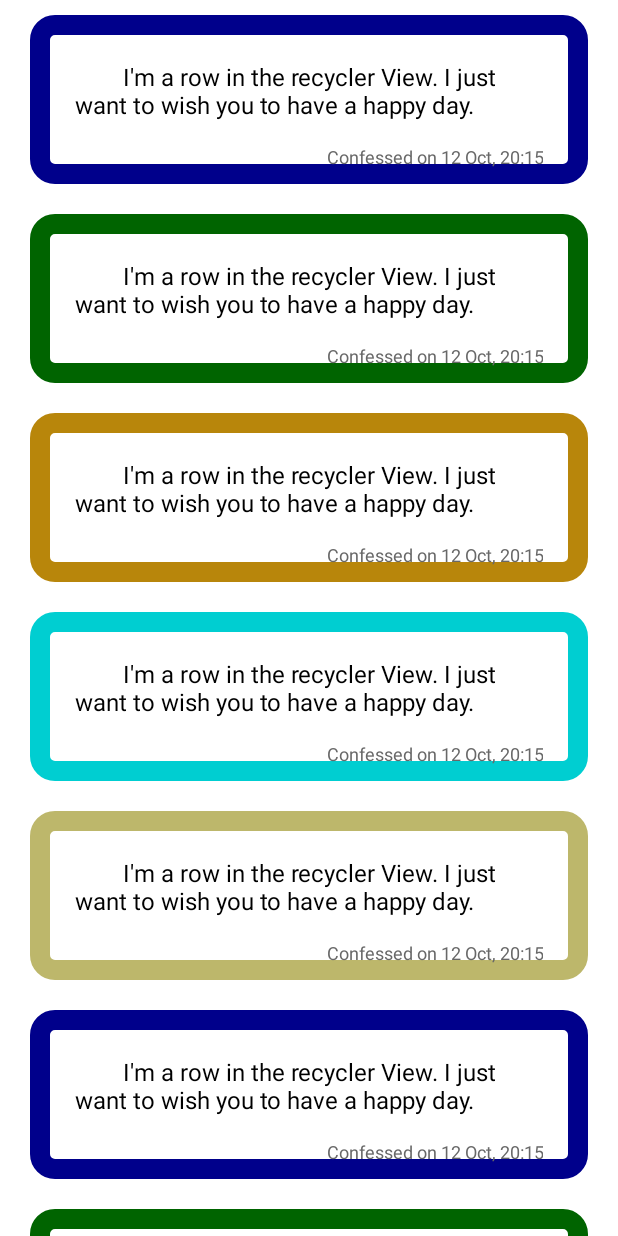
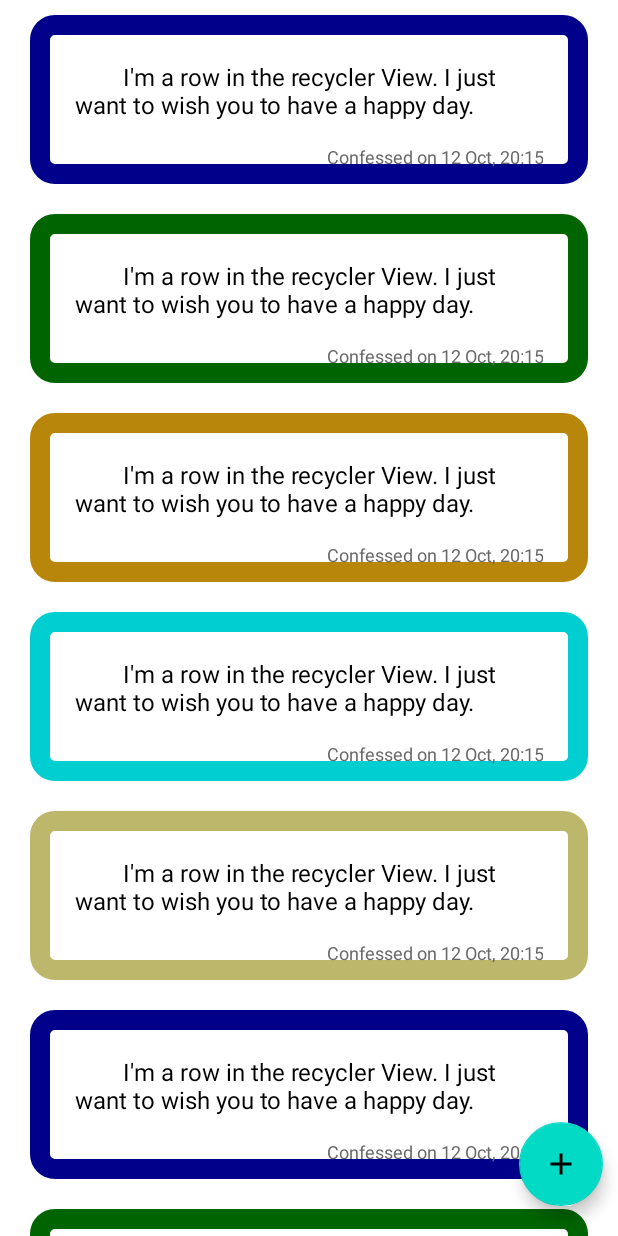
Before and after one commit to epraneeth98/Confessions-Journal, an Android app: the screen it shows after launch (ShowAllConfessionsActivity), on a phone screen of 412 x 824 dp. Run offline under Robolectric (Android 15) with nearby library versions, the phone set to English and light mode, and no system bars.

Commit message:
New confession

```diff
--- a/app/build.gradle
+++ b/app/build.gradle
@@ -100,4 +100,8 @@ dependencies {
     kapt "com.google.dagger:hilt-android-compiler:2.31.2-alpha"
 
     implementation "androidx.activity:activity-ktx:1.2.0"
+
+    //floating action button "+"
+    implementation "com.google.android.material:material:1.3.0-alpha02"
+
 }
--- a/app/src/main/AndroidManifest.xml
+++ b/app/src/main/AndroidManifest.xml
@@ -9,6 +9,7 @@
         android:roundIcon="@mipmap/ic_launcher_round"
         android:supportsRtl="true"
         android:theme="@style/Theme.ConfessionsJournal">
+        <activity android:name=".activities.AddNewConfessionActivity"></activity>
         <activity android:name=".activities.ShowAllConfessionsActivity" />
         <activity android:name=".activities.MainActivity">
             <intent-filter>
--- a/app/src/main/java/com/example/confessionsjournal/activities/ShowAllConfessionsActivity.kt
+++ b/app/src/main/java/com/example/confessionsjournal/activities/ShowAllConfessionsActivity.kt
@@ -1,16 +1,22 @@
 package com.example.confessionsjournal.activities
 
+import android.content.Intent
 import androidx.appcompat.app.AppCompatActivity
 import android.os.Bundle
+import android.view.View
+import android.widget.Toast
 import androidx.recyclerview.widget.LinearLayoutManager
 import androidx.recyclerview.widget.RecyclerView
 import com.example.confessionsjournal.R
 import com.example.confessionsjournal.activities.adapters.ConfessionsListAdapter
+import com.google.android.material.floatingactionbutton.FloatingActionButton
 
-class ShowAllConfessionsActivity : AppCompatActivity() {
+class ShowAllConfessionsActivity : AppCompatActivity(), View.OnClickListener {
 
     private val confessionsList = ArrayList<String>()
+    private val ACTION_NEW_CONFESSION: Int = 101
     private lateinit var confessionsListAdapter: ConfessionsListAdapter
+    private lateinit var floatingActionButton: FloatingActionButton
 
     override fun onCreate(savedInstanceState: Bundle?) {
         super.onCreate(savedInstanceState)
@@ -21,25 +27,48 @@ class ShowAllConfessionsActivity : AppCompatActivity() {
 
     private fun init() {
         supportActionBar?.hide()
+        confessionsListAdapter = ConfessionsListAdapter(applicationContext, confessionsList)
+        floatingActionButton = findViewById(R.id.fab_add_confession)
         val recyclerView: RecyclerView = findViewById(R.id.show_confessions_recycler_view)
-        confessionsListAdapter = ConfessionsListAdapter(applicationContext, confessionsList)
         val linearLayoutManager = LinearLayoutManager(applicationContext)
 
         recyclerView.layoutManager = linearLayoutManager
         recyclerView.adapter = confessionsListAdapter
         prepareMovieData()
+
+        floatingActionButton.setOnClickListener(this)
     }
 
     private fun prepareMovieData() {
 
-        val s: String = "        I'm a row in the recycler View. I just want to wish you to have a happy day."
-        confessionsList.add(s)
-        confessionsList.add(s)
-        confessionsList.add(s)
-        confessionsList.add(s)
-        confessionsList.add(s)
-        confessionsList.add(s)
-        confessionsList.add(s)
+        val s: String = "I'm a row in the recycler View. I just want to wish you to have a happy day."
+        confessionsList.add("        $s")
+        confessionsList.add("        $s")
+        confessionsList.add("        $s")
+        confessionsList.add("        $s")
+        confessionsList.add("        $s")
+        confessionsList.add("        $s")
+        confessionsList.add("        $s")
+        confessionsList.add("        $s")
+    }
 
+    override fun onClick(v: View) {
+        if(v.id == floatingActionButton.id){
+            createNewJournal()
+        }
+    }
+
+    private fun createNewJournal() {
+        val intent = Intent(this, AddNewConfessionActivity::class.java)
+        startActivityForResult(intent, ACTION_NEW_CONFESSION)
+    }
+
+    override fun onActivityResult(requestCode: Int, resultCode: Int, data: Intent?) {
+        super.onActivityResult(requestCode, resultCode, data)
+        if(resultCode== RESULT_OK && requestCode==ACTION_NEW_CONFESSION){
+
+        }else{
+            Toast.makeText(this, "Unable to add new Confession", Toast.LENGTH_SHORT)
+        }
     }
 }
--- /dev/null
+++ b/app/src/main/res/drawable/ic_baseline_add_24.xml
@@ -0,0 +1,10 @@
+<vector xmlns:android="http://schemas.android.com/apk/res/android"
+    android:width="24dp"
+    android:height="24dp"
+    android:viewportWidth="24"
+    android:viewportHeight="24"
+    android:tint="?attr/colorControlNormal">
+  <path
+      android:fillColor="@android:color/white"
+      android:pathData="M19,13h-6v6h-2v-6H5v-2h6V5h2v6h6v2z"/>
+</vector>
--- a/app/src/main/res/layout/activity_show_all_confessions.xml
+++ b/app/src/main/res/layout/activity_show_all_confessions.xml
@@ -1,13 +1,28 @@
-<LinearLayout android:layout_width="match_parent"
+<RelativeLayout xmlns:android="http://schemas.android.com/apk/res/android"
+    xmlns:app="http://schemas.android.com/apk/res-auto"
+    android:layout_width="match_parent"
     android:layout_height="match_parent"
-    android:orientation="vertical"
-    android:background="@color/white"
-    xmlns:android="http://schemas.android.com/apk/res/android" >
+    android:background="@color/white">
 
     <androidx.recyclerview.widget.RecyclerView
         android:id="@+id/show_confessions_recycler_view"
         android:layout_width="match_parent"
-        android:background="@color/white"
-        android:layout_height="match_parent"/>
+        android:layout_height="match_parent"
+        android:background="@color/white" />
 
-</LinearLayout>
+    <com.google.android.material.floatingactionbutton.FloatingActionButton
+        android:id="@+id/fab_add_confession"
+        android:layout_width="wrap_content"
+        android:layout_height="wrap_content"
+        android:layout_alignParentEnd="true"
+        android:layout_alignParentRight="true"
+        android:layout_alignParentBottom="true"
+        android:layout_marginEnd="10dp"
+        android:layout_marginRight="10dp"
+        android:layout_marginBottom="20dp"
+        android:contentDescription="@string/fab_description"
+        android:src="@drawable/ic_baseline_add_24"
+        app:fabSize="normal" />
+
+
+</RelativeLayout>
--- a/app/src/main/res/values/strings.xml
+++ b/app/src/main/res/values/strings.xml
@@ -1,3 +1,6 @@
 <resources>
     <string name="app_name">Confessions Journal</string>
+    <string name="fab_description">This fab is to open another intent to add a new confession</string>
+    <string name="confession_text">Confess here…</string>
+    <string name="auto">apple, banana, mango</string>
 </resources>
```
Also changed, not shown: app/src/main/java/com/example/confessionsjournal/activities/AddNewConfessionActivity.kt (added, +33 -0 lines), app/src/main/res/drawable/edit_text_curved_corner.xml (added, +21 -0 lines), app/src/main/res/layout/activity_add_new_confession.xml (added, +31 -0 lines), 1 other file.
